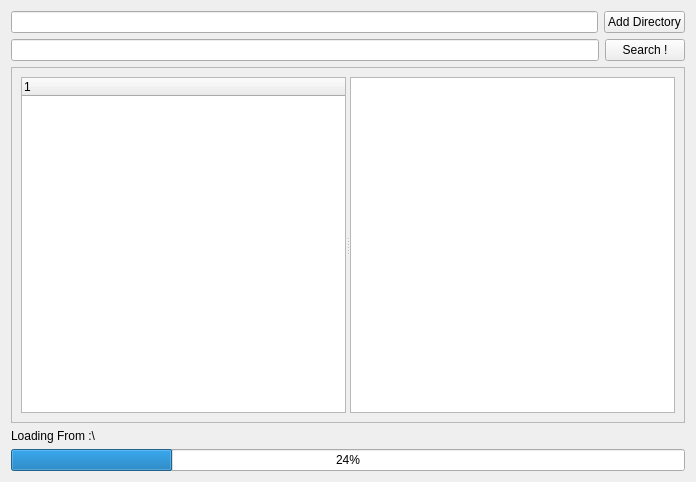
The window that tabcontentwidget.ui (AdhamNour/InvertedIndex) describes before a commit, drawn with Qt 5.
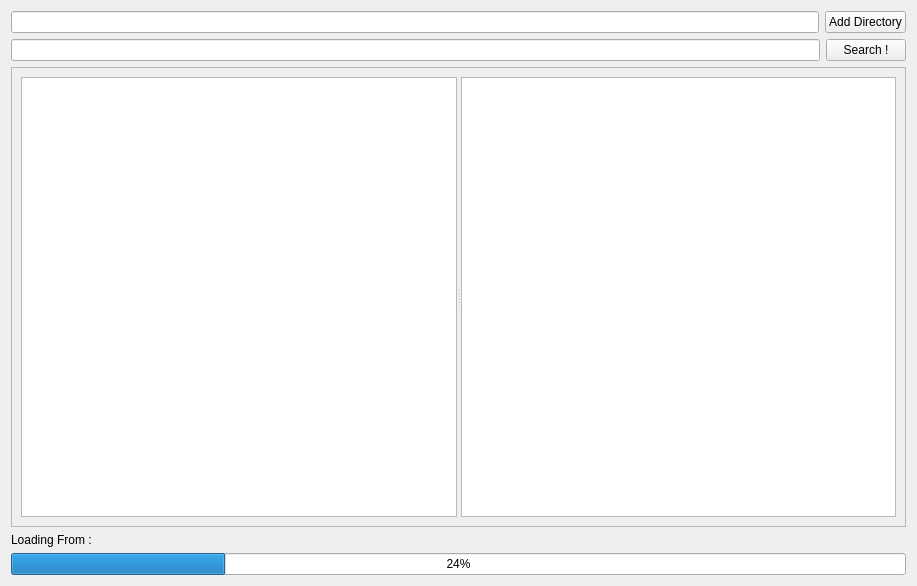
The same window after the commit.

```diff
--- a/tabcontentwidget.ui
+++ b/tabcontentwidget.ui
@@ -6,8 +6,8 @@
    <rect>
     <x>0</x>
     <y>0</y>
-    <width>696</width>
-    <height>482</height>
+    <width>917</width>
+    <height>586</height>
    </rect>
   </property>
   <property name="windowTitle">
@@ -66,13 +66,7 @@
         <property name="orientation">
          <enum>Qt::Horizontal</enum>
         </property>
-        <widget class="QTreeWidget" name="FilesHierarchyTreeView">
-         <column>
-          <property name="text">
-           <string notr="true">1</string>
-          </property>
-         </column>
-        </widget>
+        <widget class="QListWidget" name="listWidget"/>
         <widget class="QTextBrowser" name="textBrowser"/>
        </widget>
       </item>
@@ -82,7 +76,7 @@
    <item>
     <widget class="QLabel" name="LoadingAddressLabel">
      <property name="text">
-      <string>Loading From :\</string>
+      <string>Loading From :</string>
      </property>
     </widget>
    </item>
```
